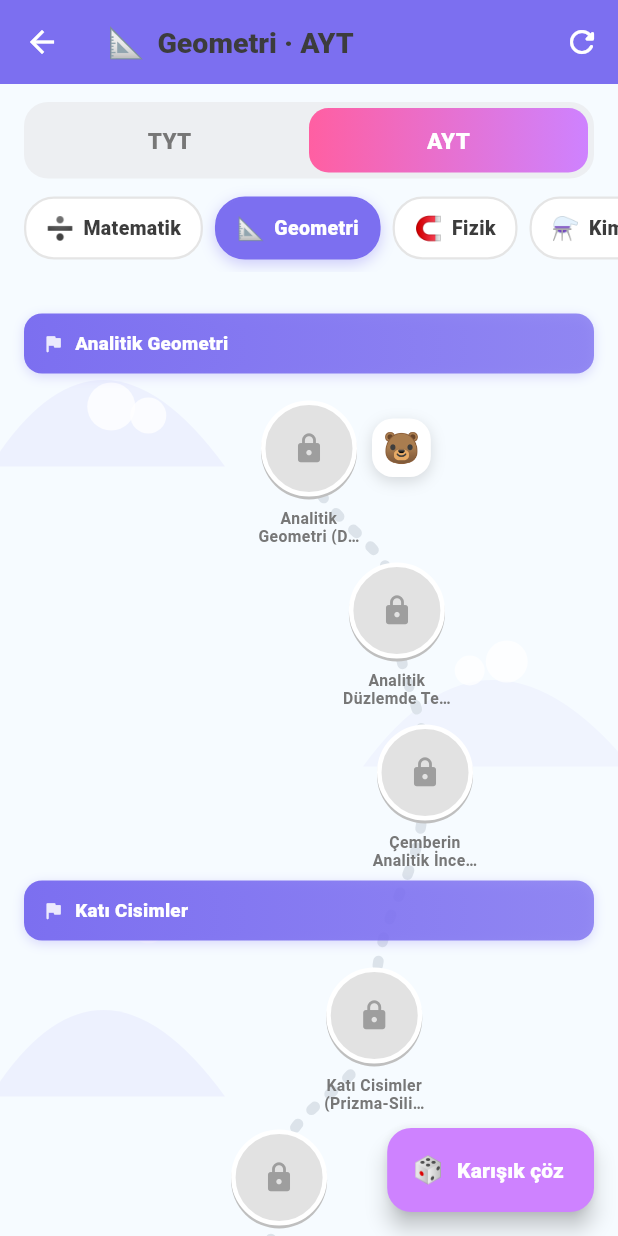
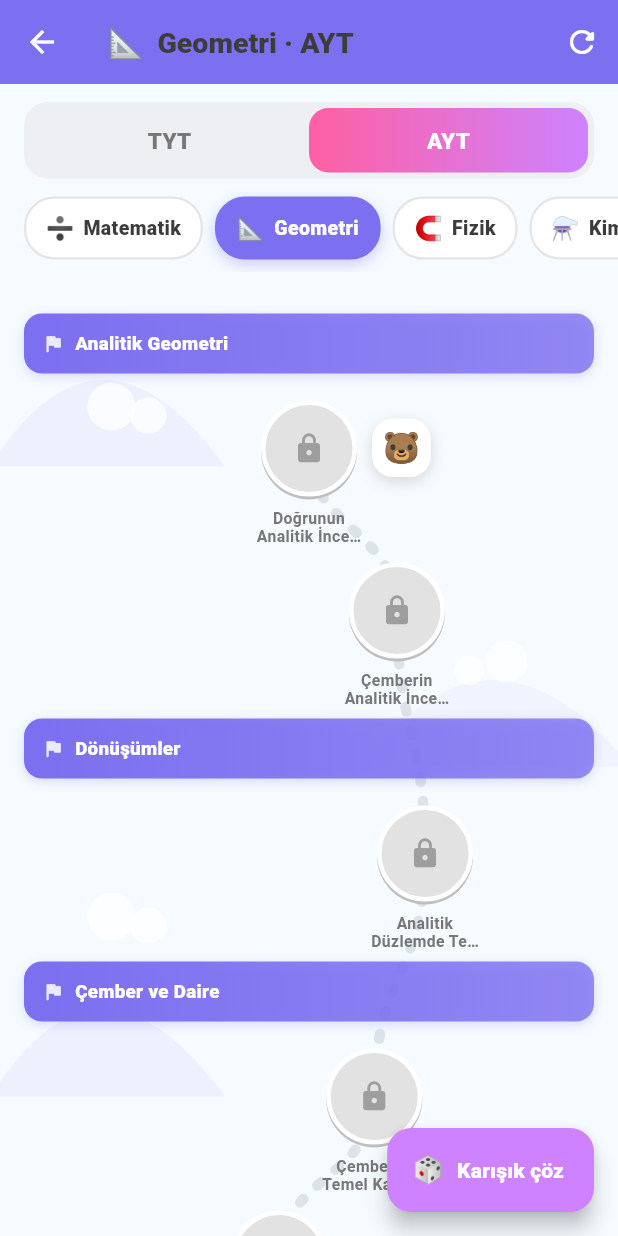
Before and after one commit to erdem1v/Kimo, a Flutter app: the CurriculumMapScreen screen opened directly, after a tap on "AYT", after a tap on "Geometri", on a phone screen of 412 x 824 dp. Run offline on Flutter 3.47's test engine with Material 3 defaults, Android fonts, the phone set to English and light mode, and no system bars; our stand-ins replace audioplayers, confetti, firebase_core, firebase_messaging, flutter_local_notifications, image_picker and 2 more; accounts and stored records are empty; network calls fail.

Commit message:
Matematik + Geometri: MEBİ konu yapısına geçiş (eski müfredat)
OGM Materyal / MEBİ YKS Hazırlık konu ağacı 2018 müfredatın kazanım
kodlarından (9.3.2 gibi son hane atılarak) orta katmana gruplandı;
matematik MEBİ'nin TYT ekranıyla birebir tuttu. Geometri ayrı ders olarak
korundu (kullanıcı tercihi). Katı cisimler: 10. sınıf prizma/piramit TYT,
11. sınıf küre/silindir/koni AYT.

Derin bölünen konular (Uygulamalar → problem tipleri, Özel Dörtgenler,
Üçgenin Alanı) şimdilik tek düğüm; MEBİ ekran görüntüleriyle bölünecek.

Not: mevcut MEB soruları eski konu adlarıyla yüklüydü, artık haritayla
eşleşmiyor — soru havuzu bu yeni yapıya göre yeniden kurulacak.

Co-Authored-By: Claude Opus 5 <noreply@anthropic.com>

```diff
--- a/lib/data/yks_curriculum.dart
+++ b/lib/data/yks_curriculum.dart
@@ -46,39 +46,45 @@ class YksCurriculum {
       ]),
     ],
     'Matematik': <Unit>[
-      Unit('Sayılar ve İşlemler', <String>[
-        'Temel Kavramlar', 'Sayı Basamakları', 'Bölme-Bölünebilme', 'OBEB-OKEK',
-        'Rasyonel Sayılar',
+      Unit('Mantık', <String>['Önermeler ve Bileşik Önermeler']),
+      Unit('Kümeler', <String>[
+        'Kümelerde Temel Kavramlar', 'Kümelerde İşlemler',
       ]),
-      Unit('Cebirsel İfadeler', <String>[
-        'Basit Eşitsizlikler', 'Mutlak Değer', 'Üslü Sayılar', 'Köklü Sayılar',
-        'Çarpanlara Ayırma', 'Oran-Orantı',
+      Unit('Sayılar ve Denklemler', <String>[
+        'Sayı Kümeleri', 'Bölünebilme Kuralları',
+        'Birinci Dereceden Denklemler ve Eşitsizlikler',
+        'Üslü İfadeler ve Denklemler',
+        'Denklemler ve Eşitsizlikler ile İlgili Uygulamalar',
       ]),
-      Unit('Problemler', <String>[
-        'Sayı Problemleri', 'Kesir Problemleri', 'Yaş Problemleri',
-        'İşçi-Havuz Problemleri', 'Hareket Problemleri', 'Yüzde Problemleri',
-        'Kâr-Zarar Problemleri', 'Karışım Problemleri', 'Grafik Problemleri',
+      Unit('Veri', <String>[
+        'Merkezi Eğilim ve Yayılım Ölçüleri',
+        'Verilerin Grafikle Gösterilmesi',
       ]),
-      Unit('Kümeler ve Mantık', <String>['Kümeler', 'Mantık']),
-      Unit('Fonksiyonlar ve Polinomlar', <String>[
-        'Fonksiyonlar', 'Polinomlar', 'İkinci Dereceden Denklemler',
+      Unit('Sayma ve Olasılık', <String>[
+        'Sıralama ve Seçme', 'Basit Olayların Olasılıkları',
       ]),
-      Unit('Veri ve Olasılık', <String>[
-        'Permütasyon-Kombinasyon', 'İstatistik', 'Olasılık',
+      Unit('Fonksiyonlar', <String>[
+        'Fonksiyon Kavramı ve Gösterimi',
+        'İki Fonksiyonun Bileşkesi ve Bir Fonksiyonun Tersi',
+      ]),
+      Unit('Polinomlar', <String>[
+        'Polinom Kavramı ve Polinomlarda İşlemler',
+        'Polinomların Çarpanlara Ayrılması',
+      ]),
+      Unit('İkinci Dereceden Denklemler', <String>[
+        'İkinci Dereceden Bir Bilinmeyenli Denklemler',
       ]),
     ],
     'Geometri': <Unit>[
-      Unit('Açılar ve Üçgenler', <String>[
-        'Doğruda Açılar', 'Üçgende Açılar', 'Üçgende Açı-Kenar Bağıntıları',
-        'Dik Üçgen', 'İkizkenar ve Eşkenar Üçgen', 'Açıortay', 'Kenarortay',
-        'Üçgende Alan', 'Üçgende Benzerlik',
+      Unit('Üçgenler', <String>[
+        'Üçgenlerde Temel Kavramlar', 'Üçgenlerde Eşlik ve Benzerlik',
+        'Üçgenin Yardımcı Elemanları', 'Dik Üçgen ve Trigonometri',
+        'Üçgenin Alanı',
       ]),
-      Unit('Çokgenler ve Dörtgenler', <String>[
-        'Çokgenler', 'Paralelkenar', 'Dikdörtgen ve Kare', 'Eşkenar Dörtgen',
-        'Yamuk',
+      Unit('Dörtgenler ve Çokgenler', <String>[
+        'Çokgenler', 'Dörtgenler ve Özellikleri', 'Özel Dörtgenler',
       ]),
-      Unit('Çember ve Daire', <String>['Çember ve Daire']),
-      Unit('Analitik Geometri', <String>['Analitik Geometri (Nokta-Doğru)']),
+      Unit('Katı Cisimler', <String>['Katı Cisimler']),
     ],
     'Fizik': <Unit>[
       Unit('Fizik Bilimine Giriş', <String>['Fizik Bilimine Giriş']),
@@ -197,39 +203,46 @@ class YksCurriculum {
   // ======================================================= ESKİ MÜFREDAT AYT
   static const Map<String, List<Unit>> _eskiAyt = <String, List<Unit>>{
     'Matematik': <Unit>[
-      Unit('Fonksiyonlar', <String>[
-        'Fonksiyonlarda Uygulamalar (Ters-Bileşke)',
+      Unit('Trigonometri', <String>[
+        'Yönlü Açılar', 'Trigonometrik Fonksiyonlar',
+        'Toplam-Fark ve İki Kat Açı Formülleri', 'Trigonometrik Denklemler',
+      ]),
+      Unit('Fonksiyonlarda Uygulamalar', <String>[
+        'Fonksiyonların Grafik ve Problemleri',
+        'İkinci Dereceden Fonksiyonlar ve Grafikleri',
         'Fonksiyonların Dönüşümleri',
       ]),
-      Unit('Denklemler ve Eşitsizlikler', <String>[
-        'İkinci Dereceden Denklemler', 'Parabol', 'Eşitsizlikler',
+      Unit('Denklem ve Eşitsizlik Sistemleri', <String>[
+        'İkinci Dereceden İki Bilinmeyenli Denklem Sistemleri',
+        'İkinci Dereceden Eşitsizlikler',
       ]),
-      Unit('Trigonometri', <String>[
-        'Trigonometri: Yönlü Açılar',
-        'Kosinüs ve Sinüs Teoremi',
-        'Sinüs ve Kosinüs Fonksiyonlarının Grafikleri',
-        'Ters Trigonometrik Fonksiyonlar',
-        'Trigonometri: Toplam-Fark ve İki Kat Açı', 'Trigonometrik Denklemler',
+      Unit('Üstel ve Logaritmik Fonksiyonlar', <String>[
+        'Üstel Fonksiyon', 'Logaritma Fonksiyonu',
+        'Üstel ve Logaritmik Denklem ve Eşitsizlikler',
       ]),
-      Unit('Logaritma', <String>['Logaritma']),
       Unit('Diziler', <String>['Diziler']),
-      Unit('Limit ve Türev', <String>[
-        'Limit ve Süreklilik', 'Türev', 'Türev Uygulamaları (Optimizasyon)',
+      Unit('Türev', <String>[
+        'Limit ve Süreklilik', 'Türev', 'Türev Uygulamaları',
       ]),
-      Unit('İntegral', <String>['İntegral', 'İntegral ile Alan Hesabı']),
-      Unit('Sayma ve Olasılık', <String>[
-        'Binom ve Olasılık',
+      Unit('İntegral', <String>[
+        'Belirsiz İntegral', 'Belirli İntegral ve Alan Hesabı',
+      ]),
+      Unit('Olasılık', <String>[
+        'Koşullu Olasılık', 'Deneysel ve Teorik Olasılık',
       ]),
     ],
     'Geometri': <Unit>[
       Unit('Analitik Geometri', <String>[
-        'Analitik Geometri (Doğru)', 'Analitik Düzlemde Temel Dönüşümler',
-        'Çemberin Analitik İncelenmesi',
+        'Doğrunun Analitik İncelenmesi', 'Çemberin Analitik İncelenmesi',
       ]),
-      Unit('Katı Cisimler', <String>[
-        'Katı Cisimler (Prizma-Silindir)', 'Katı Cisimler (Piramit-Koni-Küre)',
+      Unit('Dönüşümler', <String>['Analitik Düzlemde Temel Dönüşümler']),
+      Unit('Çember ve Daire', <String>[
+        'Çemberde Temel Kavramlar', 'Çemberde Açılar', 'Çemberde Teğet',
+        'Dairenin Çevresi ve Alanı',
       ]),
-      Unit('Vektörler', <String>['Vektörler']),
+      Unit('Uzay Geometri', <String>[
+        'Katı Cisimler (Küre, Silindir, Koni)',
+      ]),
     ],
     'Fizik': <Unit>[
       Unit('Kuvvet ve Hareket', <String>[
```
Also changed, not shown: 1 other file.
